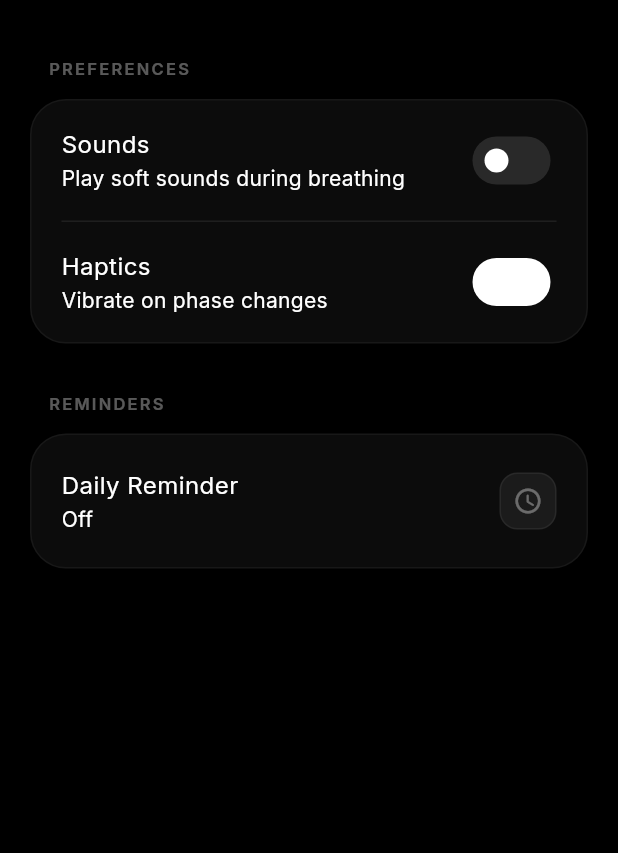
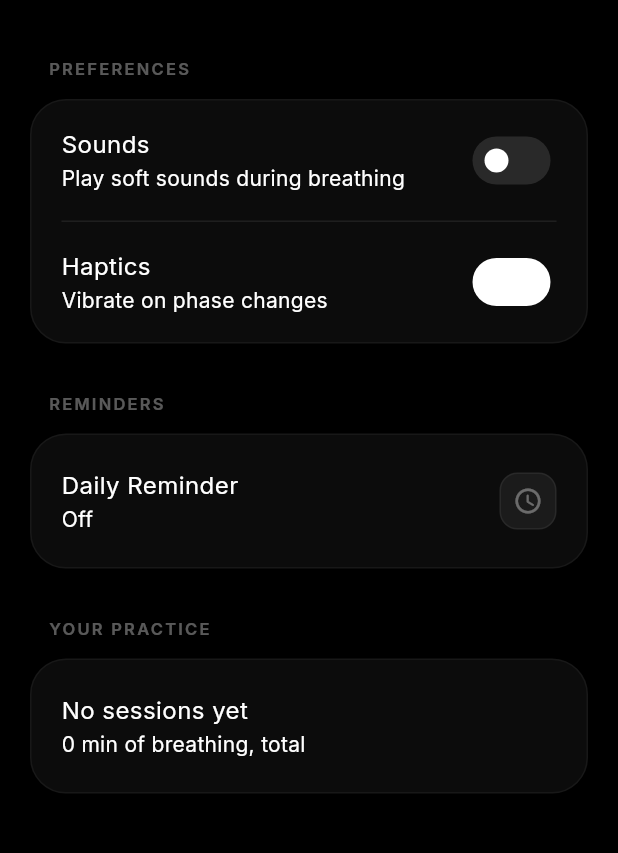
Before and after one commit to AtharvaParkale/BoxBreathe, a Flutter app: the SettingsPage screen opened directly, after a tap on "Sounds", on a phone screen of 412 x 824 dp, the part 57-910 px from its top. Run offline on Flutter 3.47's test engine with Material 3 defaults, Android fonts, the light colour scheme and no system bars; our stand-ins replace audioplayers, dartz, equatable, flutter_bloc, flutter_local_notifications, get_it and 5 more; accounts and stored records are empty.

Commit message:
:memo: add phase 3 implementation

```diff
--- a/lib/features/settings/presentation/pages/settings_page.dart
+++ b/lib/features/settings/presentation/pages/settings_page.dart
@@ -128,11 +128,49 @@ class SettingsPage extends StatelessWidget {
                   ),
                 ],
               ),
+
+              const SizedBox(height: AppSpacing.xxl),
+              const AppSectionHeader(title: 'YOUR PRACTICE'),
+              const SizedBox(height: AppSpacing.sm2),
+              FutureBuilder<SessionHistory>(
+                future: sl<GetHistory>()().then(
+                  (result) => result.fold((_) => SessionHistory.empty, (h) => h),
+                ),
+                builder: (context, snapshot) {
+                  final history = snapshot.data ?? SessionHistory.empty;
+                  return AppGroupContainer(
+                    children: [
+                      ListTile(
+                        contentPadding: const EdgeInsets.symmetric(
+                          horizontal: AppSpacing.lg,
+                          vertical: AppSpacing.sm,
+                        ),
+                        title: Text(
+                          history.totalSessions == 0
+                              ? 'No sessions yet'
+                              : '${history.totalSessions} session${history.totalSessions == 1 ? '' : 's'} completed',
+                        ),
+                        subtitle: Text(
+                          '${_formatTotalTime(history.totalSeconds)} of breathing, total',
+                        ),
+                      ),
+                    ],
+                  );
+                },
+              ),
             ],
           );
         },
       ),
     );
+  }
+
+  String _formatTotalTime(int totalSeconds) {
+    final totalMinutes = totalSeconds ~/ 60;
+    if (totalMinutes < 60) return '$totalMinutes min';
+    final hours = totalMinutes ~/ 60;
+    final minutes = totalMinutes % 60;
+    return minutes == 0 ? '${hours}h' : '${hours}h ${minutes}m';
   }
 
   Widget _buildSoundCueOption(
```
